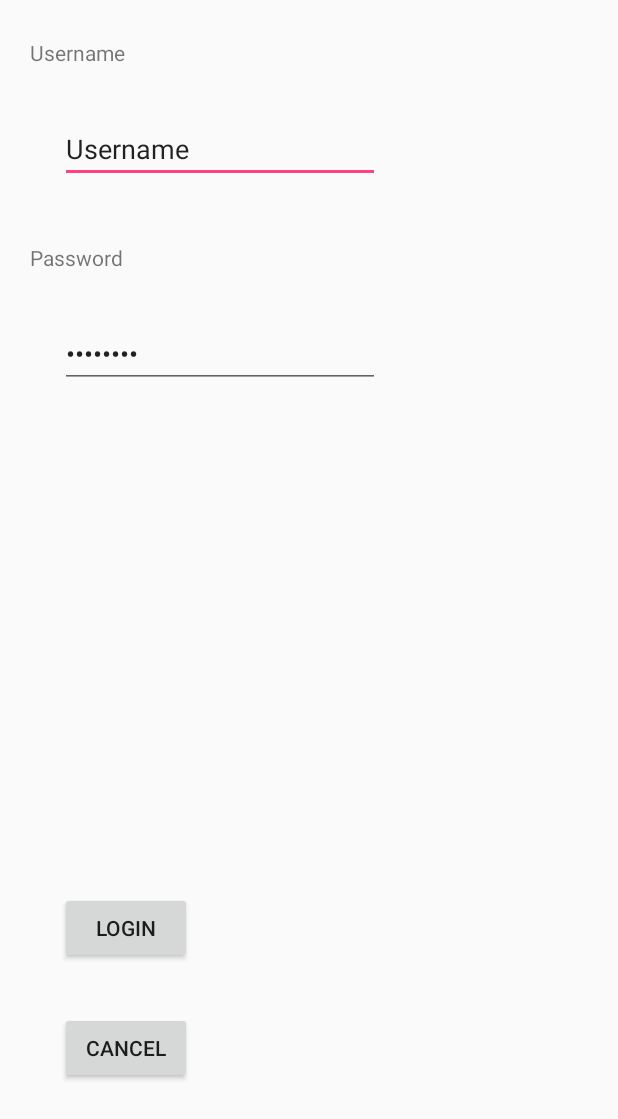
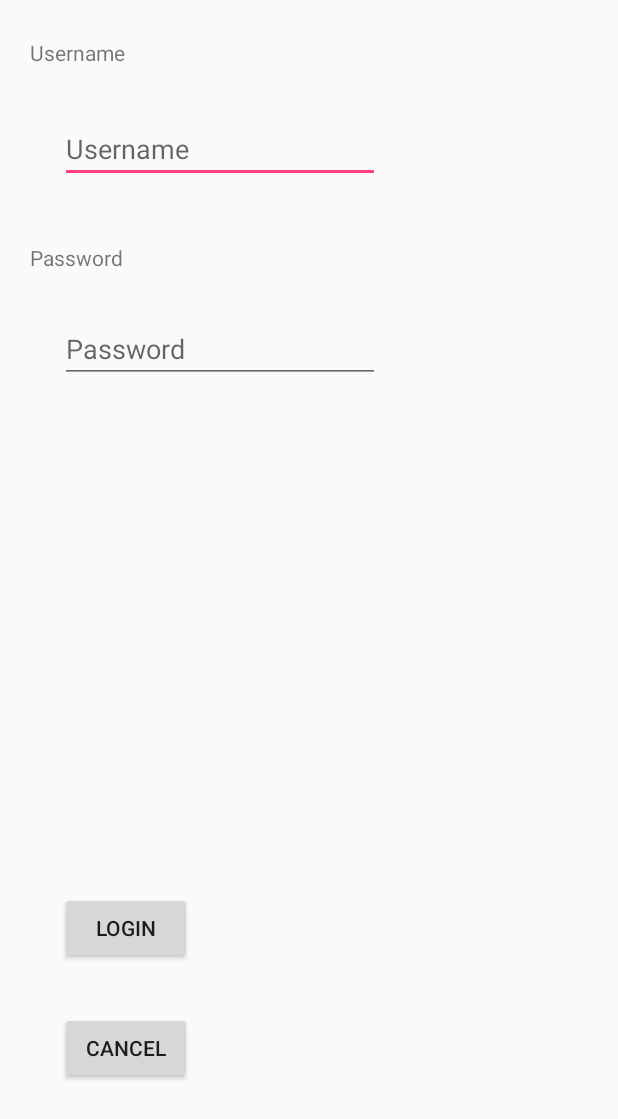
Before and after one commit to DavyWk/DonationsStation26, an Android app: the layout activity_login_screen.xml on its own in the app's theme, with its tools: preview values and no code run, on a phone screen of 412 x 824 dp. Shown: the top 1119 px of the screen. Run offline under Robolectric (Android 15) with nearby library versions, the phone set to English and light mode, and no system bars.

Commit message:
Implemented login with hard-coded username/password

```diff
--- a/app/src/main/java/edu/gatech/ds26/MainActivityScreen.java
+++ b/app/src/main/java/edu/gatech/ds26/MainActivityScreen.java
@@ -1,5 +1,6 @@
 package edu.gatech.ds26;
 
+import android.content.Intent;
 import android.support.v7.app.AppCompatActivity;
 import android.os.Bundle;
 import android.util.Log;
@@ -20,6 +21,8 @@ public class MainActivityScreen extends AppCompatActivity {
      */
     public void onLogoutPressed(View view) {
         Log.d("Main Screen", "Logout");
+        Intent intent = new Intent(this, WelcomeActivityScreen.class);
+        view.getContext().startActivity(intent);
         finish();
     }
 }
--- a/app/src/main/res/layout/activity_login_screen.xml
+++ b/app/src/main/res/layout/activity_login_screen.xml
@@ -39,6 +39,18 @@
         android:text="Username" />
 
     <TextView
+        android:id="@+id/txtInvalid"
+        android:layout_width="wrap_content"
+        android:layout_height="wrap_content"
+        android:layout_alignParentBottom="true"
+        android:layout_alignParentEnd="true"
+        android:layout_marginBottom="261dp"
+        android:layout_marginEnd="139dp"
+        android:text="Invalid username or password"
+        android:textColor="@android:color/holo_red_light"
+        android:visibility="invisible" />
+
+    <TextView
         android:id="@+id/textView2"
         android:layout_width="wrap_content"
         android:layout_height="wrap_content"
@@ -54,22 +66,22 @@
         android:layout_width="wrap_content"
         android:layout_height="wrap_content"
         android:layout_alignParentStart="true"
+        android:layout_below="@+id/textView"
+        android:layout_marginStart="40dp"
         android:layout_marginTop="32dp"
         android:ems="10"
-        android:layout_below="@+id/textView"
-        android:inputType="textPersonName"
-        android:layout_marginStart="40dp"
-        android:text="Username" />
+        android:hint="Username"
+        android:inputType="textPersonName" />
 
     <EditText
         android:id="@+id/password_input"
         android:layout_width="wrap_content"
         android:layout_height="wrap_content"
-        android:layout_alignParentStart="true"
-        android:layout_marginStart="40dp"
-        android:layout_marginTop="32dp"
+        android:layout_alignParentTop="true"
+        android:layout_alignStart="@+id/login_button"
+        android:layout_marginTop="210dp"
         android:ems="10"
-        android:inputType="textPassword"
-        android:layout_below="@+id/textView2"
-        android:text="Password" />
+        android:hint="Password"
+        android:inputType="text"
+        android:singleLine="true" />
 </RelativeLayout>
--- a/app/src/main/res/layout/activity_welcome_screen.xml
+++ b/app/src/main/res/layout/activity_welcome_screen.xml
@@ -15,7 +15,7 @@
         android:text="Welcome to the Donations Station!!" />
 
     <Button
-        android:id="@+id/button"
+        android:id="@+id/btLogin"
         android:layout_width="wrap_content"
         android:layout_height="wrap_content"
         android:layout_alignParentStart="@+id/textView3"
@@ -26,7 +26,7 @@
         android:text="Login" />
 
     <Button
-        android:id="@+id/button2"
+        android:id="@+id/btRegister"
         android:layout_width="wrap_content"
         android:layout_height="wrap_content"
         android:layout_alignParentEnd="true"
```
Also changed, not shown: app/src/main/AndroidManifest.xml (+7 -5 lines), app/src/main/java/edu/gatech/ds26/LoginActivityScreen.java (+23 -1 lines), app/src/main/java/edu/gatech/ds26/WelcomeActivityScreen.java (+8 -4 lines).
